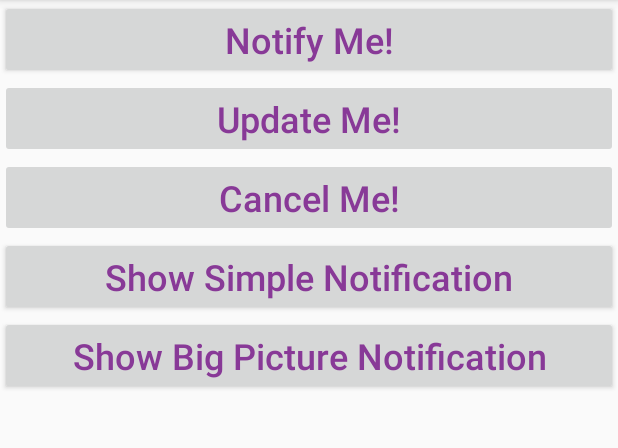
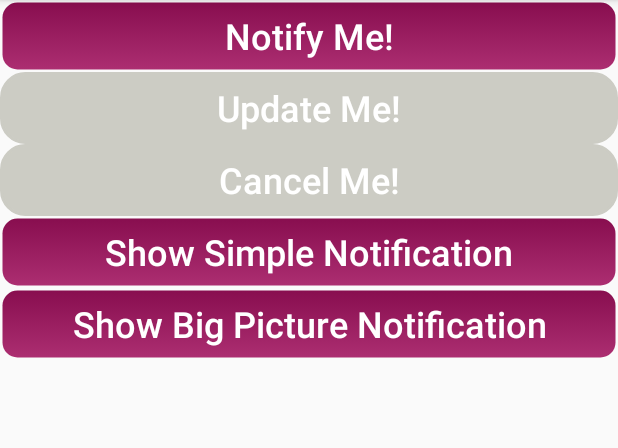
Before and after one commit to abuhmead1987/AndroidTrainingBZU, an Android app: the StartNotificationActivity screen opened directly, with no data from a screen before it, on a phone screen of 412 x 824 dp, the part 84-532 px from its top. Run offline under Robolectric (Android 15) with nearby library versions, the phone set to English and light mode, and no system bars; Roboto replaces fonts that are not available here.

```diff
--- a/app/src/main/java/com/examples/android/androidtrainingbzu/Utils/NotificationHelper.java
+++ b/app/src/main/java/com/examples/android/androidtrainingbzu/Utils/NotificationHelper.java
@@ -54,7 +54,6 @@ public class NotificationHelper {
             mBuilder.setChannelId(NOTIFICATION_CHANNEL_ID);
             mNotificationManager.createNotificationChannel(notificationChannel);
         }
-        assert mNotificationManager != null;
         mNotificationManager.notify(0 /* Request Code */, mBuilder.build());
     }
 }
--- a/app/src/main/res/layout/activity_start_notification.xml
+++ b/app/src/main/res/layout/activity_start_notification.xml
@@ -11,33 +11,43 @@
         android:id="@+id/notify"
         android:layout_width="match_parent"
         android:layout_height="wrap_content"
-        android:text="@string/notify_me" />
+        android:text="@string/notify_me"
+        android:background="@drawable/rounded_butoon"
+        android:textColor="#fff"/>
 
     <Button
         android:id="@+id/update"
         android:layout_width="match_parent"
         android:layout_height="wrap_content"
-        android:text="@string/update_me" />
+        android:text="@string/update_me"
+        android:background="@drawable/rounded_butoon"
+        android:textColor="#fff"/>
 
     <Button
         android:id="@+id/cancel"
         android:layout_width="match_parent"
         android:layout_height="wrap_content"
-        android:text="@string/cancel_me" />
+        android:text="@string/cancel_me"
+        android:background="@drawable/rounded_butoon"
+        android:textColor="#fff"/>
 
     <Button
         android:id="@+id/button11"
         android:layout_width="match_parent"
         android:layout_height="wrap_content"
         android:onClick="showSimpleNotification"
-        android:text="Show Simple Notification" />
+        android:text="Show Simple Notification"
+        android:background="@drawable/rounded_butoon"
+        android:textColor="#fff"/>
 
     <Button
         android:id="@+id/button12"
         android:layout_width="match_parent"
         android:layout_height="wrap_content"
         android:onClick="showBigPictureNotification"
-        android:text="Show Big Picture Notification" />
+        android:text="Show Big Picture Notification"
+        android:background="@drawable/rounded_butoon"
+        android:textColor="#fff"/>
 
 
 </LinearLayout>
```
Also changed, not shown: app/src/main/AndroidManifest.xml (+7 -1 lines), app/src/main/java/com/examples/android/androidtrainingbzu/AlarmActivity.java (+7 -3 lines).
